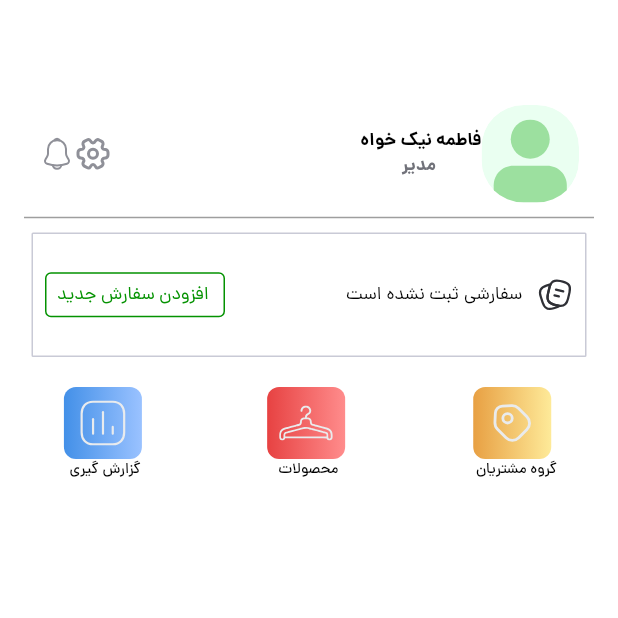
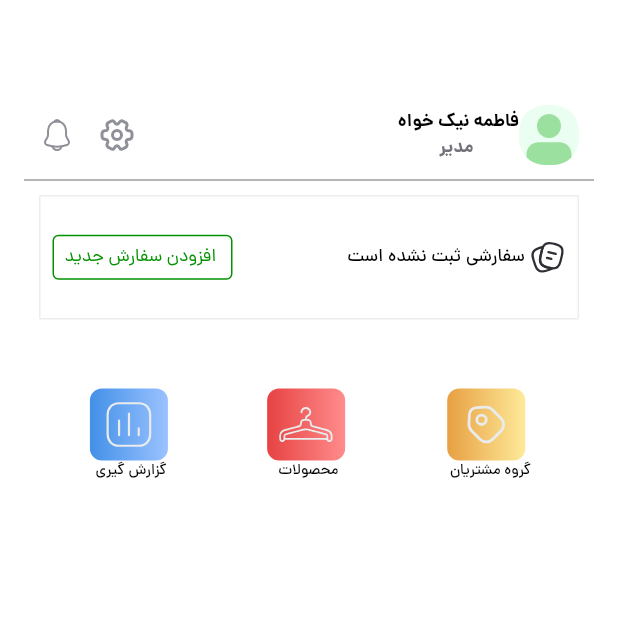
Before and after one commit to hdsneshati/layer_first_task, a Flutter app: the DashboardScreen screen opened directly, on a phone screen of 412 x 824 dp, the top half of it. Run offline on Flutter 3.47's test engine with Material 3 defaults, Android fonts, the phone set to English and light mode, and no system bars; our stand-ins replace flutter_svg, pinput.

Commit message:
fixed dashboard screen

```diff
--- a/layer_first_task/lib/feature/presentation/dashboard/widgets/buttons_dashboard.dart
+++ b/layer_first_task/lib/feature/presentation/dashboard/widgets/buttons_dashboard.dart
@@ -7,7 +7,9 @@ class ButtonsDashboard extends StatelessWidget {
 
   @override
   Widget build(BuildContext context) {
-    return const Row(
+    return const Padding(
+      padding:  EdgeInsets.all(26.0),
+      child:  Row(
         mainAxisAlignment: MainAxisAlignment.spaceAround,
         children: [
           ButtonD(
@@ -34,6 +36,7 @@ class ButtonsDashboard extends StatelessWidget {
             h: 30,
           ),
         ],
+      ),
     );
   }
 }
--- a/layer_first_task/lib/feature/presentation/dashboard/widgets/header_dashboeard.dart
+++ b/layer_first_task/lib/feature/presentation/dashboard/widgets/header_dashboeard.dart
@@ -2,6 +2,7 @@ import 'package:flutter/material.dart';
 import 'package:flutter_svg/svg.dart';
 import 'package:layer_first_task/config/asset/icons_path.dart';
 import 'package:layer_first_task/config/asset/svg_path.dart';
+import 'package:layer_first_task/config/extentions/gap_space_extension.dart';
 import 'package:layer_first_task/config/theme/color_pallet.dart';
 
 class HeaderDashboeard extends StatelessWidget {
@@ -21,6 +22,7 @@ class HeaderDashboeard extends StatelessWidget {
             width: 24,
             height: 24,
           ),
+          16.0.horizontalSpace,
            SvgPicture.asset(
                 IconPath.setting,
                 width: 24,
@@ -41,19 +43,22 @@ class HeaderDashboeard extends StatelessWidget {
                   fontWeight: FontWeight.w800,
                 ),
               ),
-              Text('مدیر ',
+              Align(
+                alignment: Alignment.bottomRight,
+                child: Text('مدیر ',
                  style: TextStyle(
                     fontFamily: "dana",
                     fontSize: 12,
                     color: ColorPallet.lightColorScheme.surfaceBright,
                     fontWeight: FontWeight.w800,
                   ),),
+              ),
             ],
           ),
               SvgPicture.asset(
                 SvgPath.Avatar,
-                width: 65,
-                height: 65,
+                width: 40,
+                height: 40,
               ),
             ],
           ),
--- a/layer_first_task/lib/feature/presentation/dashboard/widgets/orders_dashboard.dart
+++ b/layer_first_task/lib/feature/presentation/dashboard/widgets/orders_dashboard.dart
@@ -7,13 +7,15 @@ class OrdersDashboard extends StatelessWidget {
 
   @override
   Widget build(BuildContext context) {
-    return   Container(
+    return   Padding(
+      padding: const EdgeInsets.symmetric(horizontal: 26.0),
+      child: Container(
               width: 370,
               height: 83,
               decoration: BoxDecoration(
                 borderRadius: BorderRadius.circular(1),
                border: Border.all(
-                color: Color.fromARGB(255, 201, 202, 214),
+                  color: Color(0xffEDEDED),
                   width: 1,
                 ),
               ),
@@ -55,11 +57,12 @@ class OrdersDashboard extends StatelessWidget {
                Row(
               children: [
                  Text(
-                      'سفارشی ثبت نشده است   ',
+                        'سفارشی ثبت نشده است ',
                         style: TextStyle(
                           color: Theme.of(context).colorScheme.onSecondaryContainer,
                           fontSize: 12,
                           fontFamily: 'dana',
+                          fontWeight: FontWeight.w500,
                         ),
                       ),
                 SvgPicture.asset(
@@ -75,6 +78,7 @@ class OrdersDashboard extends StatelessWidget {
             ],
           ),
         ),
+      ),
     );
   }
 }
```
Lines whose indentation alone changed are shown as unchanged.
